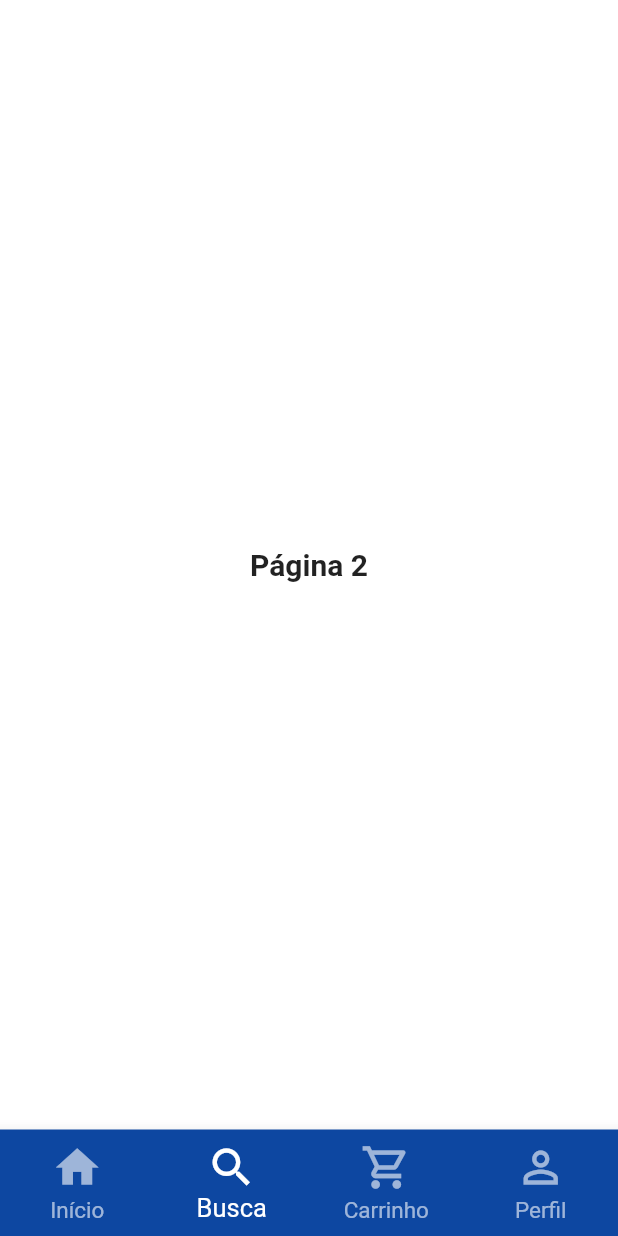
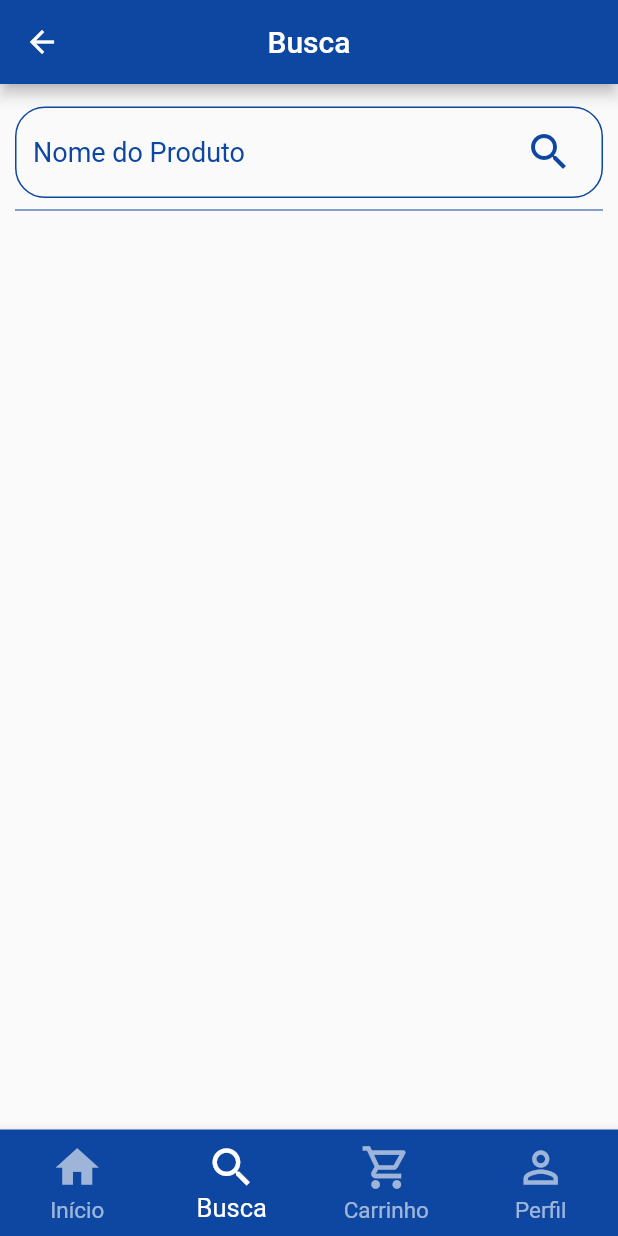
Before and after one commit to IIDixon/delivery_app_multi, a Flutter app: the RootPage screen opened by its route, swiped to page 2, on a phone screen of 412 x 824 dp. Run offline on Flutter 3.47's test engine with Material 2 defaults, Android fonts, the phone set to English and light mode, and no system bars; our stand-ins replace animated_text_kit, carousel_slider, easy_splash_screen, flutter_slidable, get, google_fonts and 3 more; network calls fail.

Commit message:
create search_page

```diff
--- a/lib/constant/constant.dart
+++ b/lib/constant/constant.dart
@@ -43,7 +43,7 @@ List<Map<String, dynamic>> items = [
     'laboratorio': 'Catarinense',
     'categoria': 'Vitaminas',
     'imgUrl':
-        'https://encrypted-tbn0.gstatic.com/images?q=tbn:ANd9GcQXatXEHisbBLD4LCMQARpEZbHPfgS4S24JOw&usqp=CAU'
+        'https://parsefiles.back4app.com/7CL23wlKcmRh61hQN1OXNfKpY8YGFXOeQAOBhSH9/00069c2c3dae97627ccad137e64181aa_img%20padrao.png'
   },
   {
     'description': 'Anador 500MG 24CP',
@@ -54,7 +54,7 @@ List<Map<String, dynamic>> items = [
     'laboratorio': 'Catarinense',
     'categoria': 'Vitaminas',
     'imgUrl':
-        'https://encrypted-tbn0.gstatic.com/images?q=tbn:ANd9GcQXatXEHisbBLD4LCMQARpEZbHPfgS4S24JOw&usqp=CAU'
+        'https://parsefiles.back4app.com/7CL23wlKcmRh61hQN1OXNfKpY8YGFXOeQAOBhSH9/00069c2c3dae97627ccad137e64181aa_img%20padrao.png'
   },
   {
     'description': 'Dipirona Sódica 1MG 30CP',
@@ -65,7 +65,7 @@ List<Map<String, dynamic>> items = [
     'laboratorio': 'Catarinense',
     'categoria': 'Vitaminas',
     'imgUrl':
-        'https://encrypted-tbn0.gstatic.com/images?q=tbn:ANd9GcQXatXEHisbBLD4LCMQARpEZbHPfgS4S24JOw&usqp=CAU'
+        'https://parsefiles.back4app.com/7CL23wlKcmRh61hQN1OXNfKpY8YGFXOeQAOBhSH9/00069c2c3dae97627ccad137e64181aa_img%20padrao.png'
   },
   {
     'description': 'Dipirona Sódica 500MG 30CP',
@@ -76,7 +76,7 @@ List<Map<String, dynamic>> items = [
     'laboratorio': 'Catarinense',
     'categoria': 'Vitaminas',
     'imgUrl':
-        'https://encrypted-tbn0.gstatic.com/images?q=tbn:ANd9GcQXatXEHisbBLD4LCMQARpEZbHPfgS4S24JOw&usqp=CAU'
+        'https://parsefiles.back4app.com/7CL23wlKcmRh61hQN1OXNfKpY8YGFXOeQAOBhSH9/00069c2c3dae97627ccad137e64181aa_img%20padrao.png'
   },
   {
     'description': 'Dorflex Uno 10CP',
@@ -87,7 +87,7 @@ List<Map<String, dynamic>> items = [
     'laboratorio': 'Catarinense',
     'categoria': 'Vitaminas',
     'imgUrl':
-        'https://encrypted-tbn0.gstatic.com/images?q=tbn:ANd9GcQXatXEHisbBLD4LCMQARpEZbHPfgS4S24JOw&usqp=CAU'
+        'https://parsefiles.back4app.com/7CL23wlKcmRh61hQN1OXNfKpY8YGFXOeQAOBhSH9/00069c2c3dae97627ccad137e64181aa_img%20padrao.png'
   },
   {
     'description': 'Lisador Dip 1G 20CP',
@@ -98,7 +98,7 @@ List<Map<String, dynamic>> items = [
     'laboratorio': 'Catarinense',
     'categoria': 'Vitaminas',
     'imgUrl':
-        'https://encrypted-tbn0.gstatic.com/images?q=tbn:ANd9GcQXatXEHisbBLD4LCMQARpEZbHPfgS4S24JOw&usqp=CAU'
+        'https://parsefiles.back4app.com/7CL23wlKcmRh61hQN1OXNfKpY8YGFXOeQAOBhSH9/00069c2c3dae97627ccad137e64181aa_img%20padrao.png'
   },
 ];
 
--- a/lib/views/index/homepage.dart
+++ b/lib/views/initial/homepage.dart
@@ -163,9 +163,8 @@ class _HomePageState extends State<HomePage> with TickerProviderStateMixin {
                                             //height: 220,
                                             //width: 150,
                                             child: Image(
-                                              image: Image.asset(
-                                                      'assets/download.jpg')
-                                                  .image,
+                                              image: NetworkImage(
+                                                  items[index]['imgUrl']),
                                               fit: BoxFit.cover,
                                             ),
                                           ),
--- a/lib/views/index/root_page.dart
+++ b/lib/views/initial/root_page.dart
@@ -1,6 +1,7 @@
-import 'package:delivery_app_multi/views/index/cart_page.dart';
-import 'package:delivery_app_multi/views/index/homepage.dart';
-import 'package:delivery_app_multi/views/index/profile_page.dart';
+import 'package:delivery_app_multi/views/initial/cart_page.dart';
+import 'package:delivery_app_multi/views/initial/homepage.dart';
+import 'package:delivery_app_multi/views/initial/profile_page.dart';
+import 'package:delivery_app_multi/views/initial/search_page.dart';
 import 'package:flutter/material.dart';
 import 'package:get/get.dart';
 
@@ -210,15 +211,7 @@ class _RootPageState extends State<RootPage> {
       },
       children: const [
         HomePage(),
-        Center(
-          child: Text(
-            'Página 2',
-            style: TextStyle(
-              fontSize: 20,
-              fontWeight: FontWeight.bold,
-            ),
-          ),
-        ),
+        SearchPage(),
         CartPage(),
         ProfilePage(),
       ],
--- /dev/null
+++ b/lib/views/initial/search_page.dart
@@ -0,0 +1,75 @@
+import 'package:flutter/material.dart';
+import 'package:get/get.dart';
+
+class SearchPage extends StatefulWidget {
+  const SearchPage({Key? key}) : super(key: key);
+
+  @override
+  State<SearchPage> createState() => _SearchPageState();
+}
+
+class _SearchPageState extends State<SearchPage> {
+  final TextEditingController _searchController = TextEditingController();
+
+  @override
+  Widget build(BuildContext context) {
+    return Scaffold(
+      appBar: AppBar(
+        backgroundColor: Colors.blue[900],
+        title: const Text('Busca'),
+        centerTitle: true,
+      ),
+      body: Padding(
+        padding: const EdgeInsets.symmetric(vertical: 15, horizontal: 10),
+        child: Column(
+          children: [
+            Row(
+              mainAxisAlignment: MainAxisAlignment.center,
+              children: [
+                Expanded(
+                  child: Container(
+                    child: TextField(
+                      controller: _searchController,
+                      decoration: InputDecoration(
+                          hintText: 'Nome do Produto',
+                          hintStyle:
+                              TextStyle(color: Colors.blue[900], fontSize: 18),
+                          suffixIcon: Padding(
+                            padding: const EdgeInsets.only(left: 10, right: 20),
+                            child: GestureDetector(
+                              child: Icon(
+                                Icons.search,
+                                size: 32,
+                                color: Colors.blue[900],
+                              ),
+                              onTap: () {
+                                print('busca');
+                              },
+                            ),
+                          ),
+                          focusedBorder: const OutlineInputBorder(
+                            borderSide: BorderSide(color: Color(0xFF0D47A1)),
+                            borderRadius: BorderRadius.all(
+                              Radius.circular(20),
+                            ),
+                          ),
+                          enabledBorder: const OutlineInputBorder(
+                            borderSide: BorderSide(color: Color(0xFF0D47A1)),
+                            borderRadius: BorderRadius.all(
+                              Radius.circular(20),
+                            ),
+                          )),
+                    ),
+                  ),
+                ),
+              ],
+            ),
+            Divider(
+              color: Colors.blue[900],
+            )
+          ],
+        ),
+      ),
+    );
+  }
+}
--- a/pubspec.yaml
+++ b/pubspec.yaml
@@ -45,6 +45,7 @@ dependencies:
   easy_splash_screen: ^1.0.3
   shimmer: ^2.0.0
   animated_text_kit: ^4.2.1
+  pinch_zoom: ^1.0.0
 
 dev_dependencies:
   flutter_test:
@@ -69,7 +70,7 @@ flutter:
   uses-material-design: true
 
   assets:
-    - assets/download.jpg
+    - assets/download.png
     - assets/FIDELIDADE.jpg
     - assets/JORNAL.jpg
     - assets/PBM.jpg
```
Also changed, not shown: lib/main.dart (+8 -4 lines), lib/views/item/item_page.dart (+45 -3 lines), assets/download.jpg (deleted), assets/download.png (added), lib/views/initial/cart_page.dart (renamed from lib/views/index/cart_page.dart), lib/views/initial/profile_page.dart (renamed from lib/views/index/profile_page.dart), pubspec.lock.
